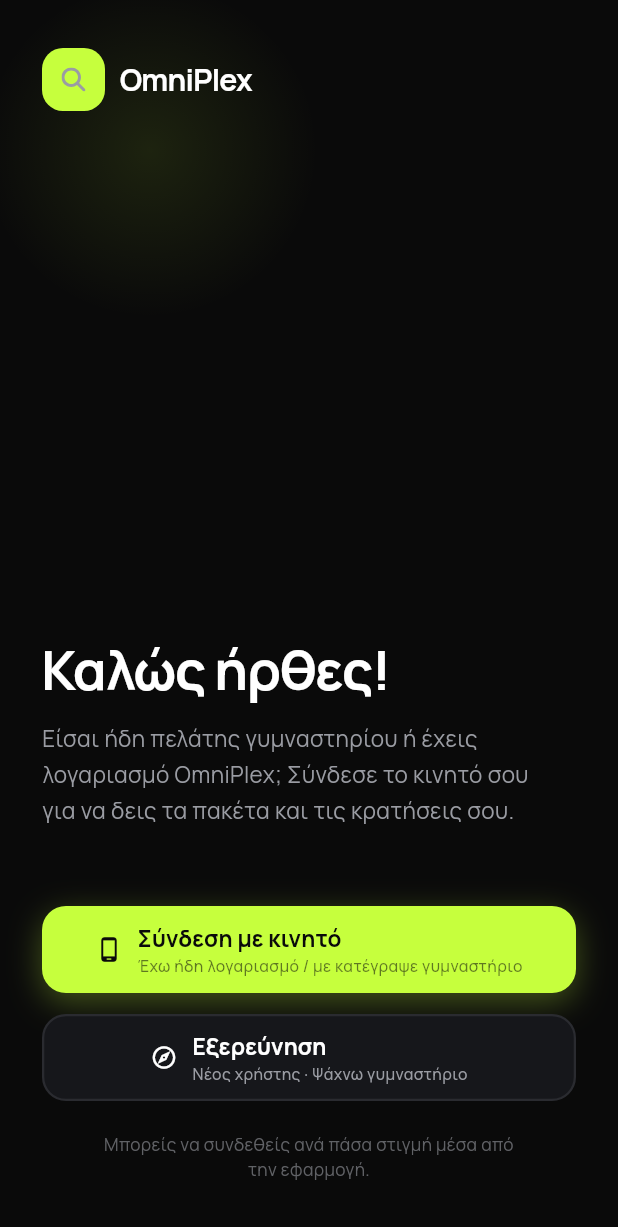
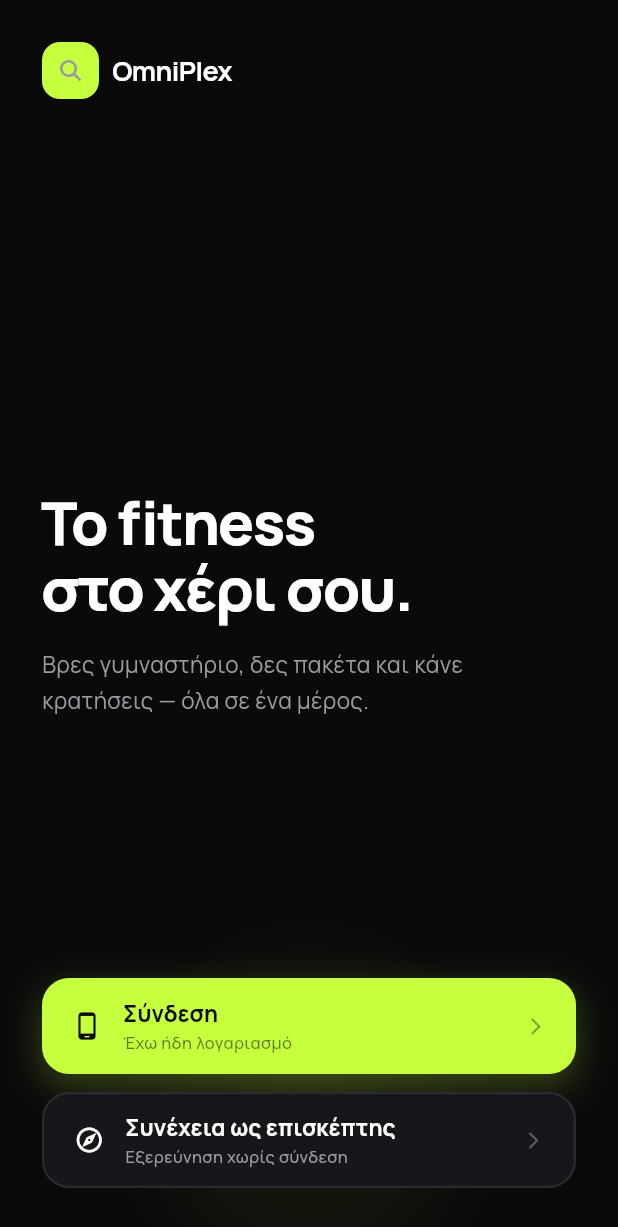
Before and after one commit to damianoskrls/omniplex, a Flutter app: the GlobalAuthGateScreen screen opened directly with empty values, on a phone screen of 412 x 824 dp. Shown: the top 1227 px of the screen. Run offline on Flutter 3.47's test engine with Material 3 defaults, Android fonts, the phone set to English and light mode, and no system bars; our stand-ins replace firebase_core, firebase_messaging, fl_chart, flutter_blue_plus, flutter_local_notifications, flutter_secure_storage and 12 more; missing offline and left inert: flutter_stripe, gal, health, mobile_scanner; accounts and stored records are empty; network calls fail.

Commit message:
redesign: Auth Gate entry screen
Clean redesign of the post-onboarding entry screen:
- Primary CTA: "Σύνδεση" / "Έχω ήδη λογαριασμό" → phone OTP flow
- Secondary CTA: "Συνέχεια ως επισκέπτης" / "Εξερεύνηση χωρίς σύνδεση" → explore directly
- No registration option or wording
- Bold 40px headline, lime glow from bottom, arrow chevrons on each button
- Cleaner layout with proper spacing

Co-Authored-By: Claude Sonnet 4.6 <noreply@anthropic.com>

```diff
--- a/flutter-app/lib/screens/global_auth_gate_screen.dart
+++ b/flutter-app/lib/screens/global_auth_gate_screen.dart
@@ -19,9 +19,7 @@ class GlobalAuthGateScreen extends StatelessWidget {
   });
 
   final GlobalAuthService globalAuth;
-  /// Called after successful login/OTP verify
   final VoidCallback onLogin;
-  /// Called when user picks "Εξερεύνηση" (skip auth)
   final VoidCallback onExplore;
 
   void _goLogin(BuildContext context) {
@@ -38,25 +36,28 @@ class GlobalAuthGateScreen extends StatelessWidget {
 
   @override
   Widget build(BuildContext context) {
+    final size = MediaQuery.of(context).size;
+
     return Scaffold(
       backgroundColor: _kBg,
       body: Stack(
         fit: StackFit.expand,
         children: [
-          // Subtle lime glow top-left
+          // Background glow — bottom center lime
           Positioned(
-            top: -60, left: -60,
+            bottom: -100,
+            left: size.width / 2 - 180,
             child: SizedBox(
-              width: 320, height: 320,
+              width: 360, height: 360,
               child: DecoratedBox(
                 decoration: BoxDecoration(
                   shape: BoxShape.circle,
                   gradient: RadialGradient(
                     colors: [
-                      _kLime.withValues(alpha: 0.10),
+                      _kLime.withValues(alpha: 0.08),
                       _kLime.withValues(alpha: 0.0),
                     ],
-                    stops: const [0.0, 0.7],
+                    stops: const [0.0, 0.75],
                   ),
                 ),
               ),
@@ -65,135 +66,66 @@ class GlobalAuthGateScreen extends StatelessWidget {
 
           SafeArea(
             child: Padding(
-              padding: const EdgeInsets.fromLTRB(28, 0, 28, 36),
+              padding: const EdgeInsets.symmetric(horizontal: 28),
               child: Column(
                 crossAxisAlignment: CrossAxisAlignment.start,
                 children: [
-                  const SizedBox(height: 32),
+                  const SizedBox(height: 28),
 
-                  // Logo
+                  // Logo row
                   Row(children: [
                     Container(
-                      width: 42, height: 42,
+                      width: 38, height: 38,
                       decoration: BoxDecoration(
                         color: _kLime,
-                        borderRadius: BorderRadius.circular(14),
+                        borderRadius: BorderRadius.circular(12),
                       ),
                       alignment: Alignment.center,
                       child: SvgPicture.asset(
                         'assets/icons/discovery_logo_bolt.svg',
-                        width: 16, height: 16,
+                        width: 14, height: 14,
                       ),
                     ),
-                    const SizedBox(width: 10),
+                    const SizedBox(width: 9),
                     Text('OmniPlex',
                       style: GoogleFonts.manrope(
-                        fontSize: 20, fontWeight: FontWeight.w700,
-                        color: Colors.white, letterSpacing: -0.5)),
+                        fontSize: 18, fontWeight: FontWeight.w700,
+                        color: Colors.white, letterSpacing: -0.4)),
                   ]),
 
-                  const Spacer(),
+                  const Spacer(flex: 3),
 
-                  // Heading
-                  Text('Καλώς ήρθες!',
+                  // Main headline
+                  Text('Το fitness\nστο χέρι σου.',
                     style: GoogleFonts.manrope(
-                      fontSize: 36, fontWeight: FontWeight.w700,
-                      color: Colors.white, letterSpacing: -0.9, height: 1.1)),
-                  const SizedBox(height: 14),
+                      fontSize: 40, fontWeight: FontWeight.w800,
+                      color: Colors.white, letterSpacing: -1.2, height: 1.1)),
+                  const SizedBox(height: 16),
                   Text(
-                    'Είσαι ήδη πελάτης γυμναστηρίου ή έχεις\nλογαριασμό OmniPlex; Σύνδεσε το κινητό σου\nγια να δεις τα πακέτα και τις κρατήσεις σου.',
+                    'Βρες γυμναστήριο, δες πακέτα και κάνε\nκρατήσεις — όλα σε ένα μέρος.',
                     style: GoogleFonts.manrope(
                       fontSize: 15, color: _kGray, height: 1.6)),
 
-                  const SizedBox(height: 52),
+                  const Spacer(flex: 2),
 
-                  // ── Button 1: Primary (Σύνδεση) ──────────────────────
-                  GestureDetector(
+                  // ── Primary CTA ──────────────────────────────────────
+                  _PrimaryButton(
+                    label: 'Σύνδεση',
+                    subtitle: 'Έχω ήδη λογαριασμό',
+                    icon: Icons.phone_android_rounded,
                     onTap: () => _goLogin(context),
-                    child: Container(
-                      height: 58,
-                      decoration: BoxDecoration(
-                        color: _kLime,
-                        borderRadius: BorderRadius.circular(16),
-                        boxShadow: [
-                          BoxShadow(
-                            color: _kLime.withValues(alpha: 0.30),
-                            blurRadius: 18, offset: const Offset(0, 6)),
-                        ],
-                      ),
-                      child: Row(
-                        mainAxisAlignment: MainAxisAlignment.center,
-                        children: [
-                          const Icon(Icons.phone_android_rounded,
-                            color: _kBg, size: 18),
-                          const SizedBox(width: 10),
-                          Column(
-                            mainAxisAlignment: MainAxisAlignment.center,
-                            crossAxisAlignment: CrossAxisAlignment.start,
-                            children: [
-                              Text('Σύνδεση με κινητό',
-                                style: GoogleFonts.manrope(
-                                  fontSize: 15, fontWeight: FontWeight.w700,
-                                  color: _kBg, letterSpacing: 0.1)),
-                              Text('Έχω ήδη λογαριασμό / με κατέγραψε γυμναστήριο',
-                                style: GoogleFonts.manrope(
-                                  fontSize: 10.5, fontWeight: FontWeight.w500,
-                                  color: _kBg.withValues(alpha: 0.55))),
-                            ],
-                          ),
-                        ],
-                      ),
-                    ),
                   ),
 
-                  const SizedBox(height: 14),
+                  const SizedBox(height: 12),
 
-                  // ── Button 2: Secondary (Εξερεύνηση) ─────────────────
-                  GestureDetector(
+                  // ── Secondary CTA ────────────────────────────────────
+                  _SecondaryButton(
+                    label: 'Συνέχεια ως επισκέπτης',
+                    subtitle: 'Εξερεύνηση χωρίς σύνδεση',
                     onTap: onExplore,
-                    child: Container(
-                      height: 58,
-                      decoration: BoxDecoration(
-                        color: _kCard,
-                        borderRadius: BorderRadius.circular(16),
-                        border: Border.all(color: _kBorder, width: 1.5),
-                      ),
-                      child: Row(
-                        mainAxisAlignment: MainAxisAlignment.center,
-                        children: [
-                          const Icon(Icons.explore_outlined,
-                            color: Colors.white, size: 18),
-                          const SizedBox(width: 10),
-                          Column(
-                            mainAxisAlignment: MainAxisAlignment.center,
-                            crossAxisAlignment: CrossAxisAlignment.start,
-                            children: [
-                              Text('Εξερεύνηση',
-                                style: GoogleFonts.manrope(
-                                  fontSize: 15, fontWeight: FontWeight.w700,
-                                  color: Colors.white, letterSpacing: 0.1)),
-                              Text('Νέος χρήστης · Ψάχνω γυμναστήριο',
-                                style: GoogleFonts.manrope(
-                                  fontSize: 10.5, fontWeight: FontWeight.w500,
-                                  color: _kGray)),
-                            ],
-                          ),
-                        ],
-                      ),
-                    ),
                   ),
 
-                  const SizedBox(height: 20),
-
-                  // Fine print
-                  Center(
-                    child: Text(
-                      'Μπορείς να συνδεθείς ανά πάσα στιγμή μέσα από\nτην εφαρμογή.',
-                      textAlign: TextAlign.center,
-                      style: GoogleFonts.manrope(
-                        fontSize: 11.5, color: _kGray.withValues(alpha: 0.6), height: 1.5),
-                    ),
-                  ),
+                  const SizedBox(height: 32),
                 ],
               ),
             ),
@@ -203,3 +135,113 @@ class GlobalAuthGateScreen extends StatelessWidget {
     );
   }
 }
+
+class _PrimaryButton extends StatelessWidget {
+  const _PrimaryButton({
+    required this.label,
+    required this.subtitle,
+    required this.icon,
+    required this.onTap,
+  });
+
+  final String label;
+  final String subtitle;
+  final IconData icon;
+  final VoidCallback onTap;
+
+  @override
+  Widget build(BuildContext context) {
+    return GestureDetector(
+      onTap: onTap,
+      child: Container(
+        height: 64,
+        decoration: BoxDecoration(
+          color: _kLime,
+          borderRadius: BorderRadius.circular(18),
+          boxShadow: [
+            BoxShadow(
+              color: _kLime.withValues(alpha: 0.25),
+              blurRadius: 20, offset: const Offset(0, 8)),
+          ],
+        ),
+        padding: const EdgeInsets.symmetric(horizontal: 20),
+        child: Row(
+          children: [
+            Icon(icon, color: _kBg, size: 20),
+            const SizedBox(width: 14),
+            Expanded(
+              child: Column(
+                mainAxisAlignment: MainAxisAlignment.center,
+                crossAxisAlignment: CrossAxisAlignment.start,
+                children: [
+                  Text(label,
+                    style: GoogleFonts.manrope(
+                      fontSize: 15, fontWeight: FontWeight.w700,
+                      color: _kBg, letterSpacing: 0.1)),
+                  const SizedBox(height: 1),
+                  Text(subtitle,
+                    style: GoogleFonts.manrope(
+                      fontSize: 11, fontWeight: FontWeight.w500,
+                      color: _kBg.withValues(alpha: 0.55))),
+                ],
+              ),
+            ),
+            Icon(Icons.arrow_forward_ios_rounded, color: _kBg.withValues(alpha: 0.4), size: 14),
+          ],
+        ),
+      ),
+    );
+  }
+}
+
+class _SecondaryButton extends StatelessWidget {
+  const _SecondaryButton({
+    required this.label,
+    required this.subtitle,
+    required this.onTap,
+  });
+
+  final String label;
+  final String subtitle;
+  final VoidCallback onTap;
+
+  @override
+  Widget build(BuildContext context) {
+    return GestureDetector(
+      onTap: onTap,
+      child: Container(
+        height: 64,
+        decoration: BoxDecoration(
+          color: _kCard,
+          borderRadius: BorderRadius.circular(18),
+          border: Border.all(color: _kBorder, width: 1.5),
+        ),
+        padding: const EdgeInsets.symmetric(horizontal: 20),
+        child: Row(
+          children: [
+            const Icon(Icons.explore_outlined, color: Colors.white, size: 20),
+            const SizedBox(width: 14),
+            Expanded(
+              child: Column(
+                mainAxisAlignment: MainAxisAlignment.center,
+                crossAxisAlignment: CrossAxisAlignment.start,
+                children: [
+                  Text(label,
+                    style: GoogleFonts.manrope(
+                      fontSize: 15, fontWeight: FontWeight.w700,
+                      color: Colors.white, letterSpacing: 0.1)),
+                  const SizedBox(height: 1),
+                  Text(subtitle,
+                    style: GoogleFonts.manrope(
+                      fontSize: 11, fontWeight: FontWeight.w500,
+                      color: _kGray)),
+                ],
+              ),
+            ),
+            Icon(Icons.arrow_forward_ios_rounded, color: _kGray.withValues(alpha: 0.5), size: 14),
+          ],
+        ),
+      ),
+    );
+  }
+}
```
